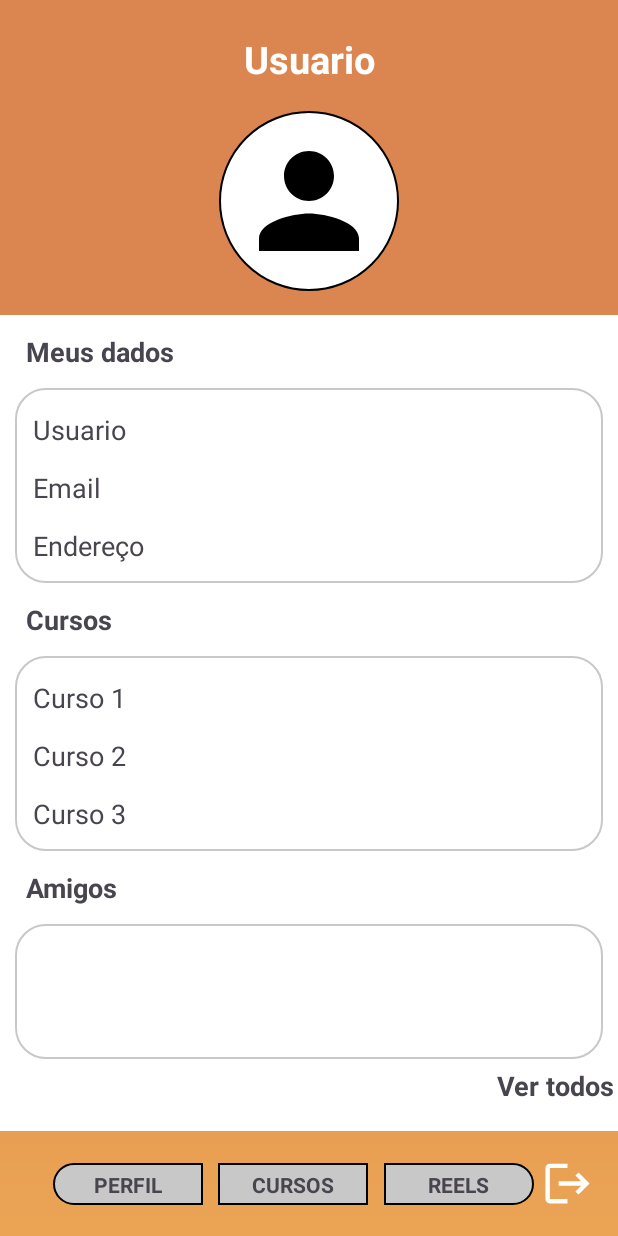
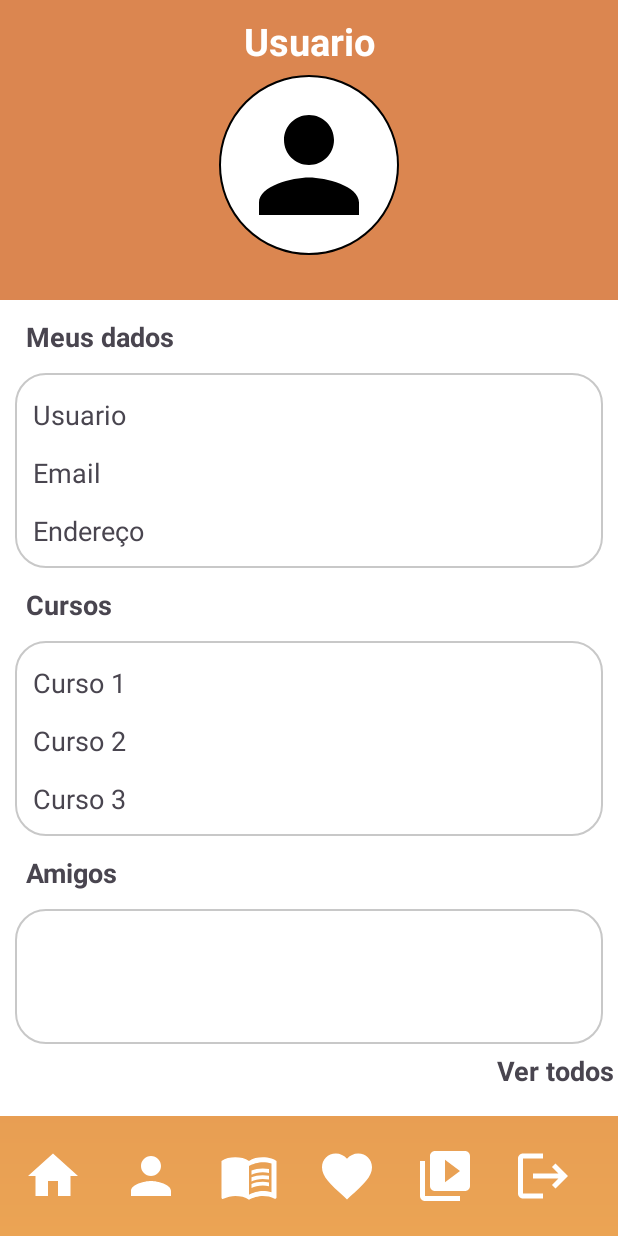
Before and after one commit to DiegoFerreira1/Util_app_ESII, an Android app: the MainActivityPrincipal screen opened directly, with no data from a screen before it, on a phone screen of 412 x 824 dp. Run offline under Robolectric (Android 15) with nearby library versions, the light colour scheme and no system bars; our stand-ins replace Firebase (no records; nobody signed in at launch, a user with empty details on screens opened directly); 2 statements that could not run were skipped.

Commit message:
Modificada tela main principal

```diff
--- a/app/src/main/AndroidManifest.xml
+++ b/app/src/main/AndroidManifest.xml
@@ -12,6 +12,9 @@
         android:supportsRtl="true"
         android:theme="@style/Theme.UtilApp"
         tools:targetApi="31">
+        <activity
+            android:name=".mainCursos"
+            android:exported="false" />
         <activity
             android:name=".MainActivityPrincipal"
             android:exported="false" />
--- /dev/null
+++ b/app/src/main/res/drawable/ic_courses.xml
@@ -0,0 +1,8 @@
+<vector android:autoMirrored="true" android:height="24dp"
+    android:tint="#FFFFFF" android:viewportHeight="24"
+    android:viewportWidth="24" android:width="24dp" xmlns:android="http://schemas.android.com/apk/res/android">
+    <path android:fillColor="@android:color/white" android:pathData="M21,5c-1.11,-0.35 -2.33,-0.5 -3.5,-0.5c-1.95,0 -4.05,0.4 -5.5,1.5c-1.45,-1.1 -3.55,-1.5 -5.5,-1.5S2.45,4.9 1,6v14.65c0,0.25 0.25,0.5 0.5,0.5c0.1,0 0.15,-0.05 0.25,-0.05C3.1,20.45 5.05,20 6.5,20c1.95,0 4.05,0.4 5.5,1.5c1.35,-0.85 3.8,-1.5 5.5,-1.5c1.65,0 3.35,0.3 4.75,1.05c0.1,0.05 0.15,0.05 0.25,0.05c0.25,0 0.5,-0.25 0.5,-0.5V6C22.4,5.55 21.75,5.25 21,5zM21,18.5c-1.1,-0.35 -2.3,-0.5 -3.5,-0.5c-1.7,0 -4.15,0.65 -5.5,1.5V8c1.35,-0.85 3.8,-1.5 5.5,-1.5c1.2,0 2.4,0.15 3.5,0.5V18.5z"/>
+    <path android:fillColor="@android:color/white" android:pathData="M17.5,10.5c0.88,0 1.73,0.09 2.5,0.26V9.24C19.21,9.09 18.36,9 17.5,9c-1.7,0 -3.24,0.29 -4.5,0.83v1.66C14.13,10.85 15.7,10.5 17.5,10.5z"/>
+    <path android:fillColor="@android:color/white" android:pathData="M13,12.49v1.66c1.13,-0.64 2.7,-0.99 4.5,-0.99c0.88,0 1.73,0.09 2.5,0.26V11.9c-0.79,-0.15 -1.64,-0.24 -2.5,-0.24C15.8,11.66 14.26,11.96 13,12.49z"/>
+    <path android:fillColor="@android:color/white" android:pathData="M17.5,14.33c-1.7,0 -3.24,0.29 -4.5,0.83v1.66c1.13,-0.64 2.7,-0.99 4.5,-0.99c0.88,0 1.73,0.09 2.5,0.26v-1.52C19.21,14.41 18.36,14.33 17.5,14.33z"/>
+</vector>
--- /dev/null
+++ b/app/src/main/res/drawable/ic_favorite.xml
@@ -0,0 +1,5 @@
+<vector android:height="24dp" android:tint="#FFFFFF"
+    android:viewportHeight="24" android:viewportWidth="24"
+    android:width="24dp" xmlns:android="http://schemas.android.com/apk/res/android">
+    <path android:fillColor="@android:color/white" android:pathData="M12,21.35l-1.45,-1.32C5.4,15.36 2,12.28 2,8.5 2,5.42 4.42,3 7.5,3c1.74,0 3.41,0.81 4.5,2.09C13.09,3.81 14.76,3 16.5,3 19.58,3 22,5.42 22,8.5c0,3.78 -3.4,6.86 -8.55,11.54L12,21.35z"/>
+</vector>
--- /dev/null
+++ b/app/src/main/res/drawable/ic_home.xml
@@ -0,0 +1,5 @@
+<vector android:height="24dp" android:tint="#FFFFFF"
+    android:viewportHeight="24" android:viewportWidth="24"
+    android:width="24dp" xmlns:android="http://schemas.android.com/apk/res/android">
+    <path android:fillColor="@android:color/white" android:pathData="M10,20v-6h4v6h5v-8h3L12,3 2,12h3v8z"/>
+</vector>
--- /dev/null
+++ b/app/src/main/res/drawable/ic_reels.xml
@@ -0,0 +1,5 @@
+<vector android:height="24dp" android:tint="#FFFFFF"
+    android:viewportHeight="24" android:viewportWidth="24"
+    android:width="24dp" xmlns:android="http://schemas.android.com/apk/res/android">
+    <path android:fillColor="@android:color/white" android:pathData="M4,6L2,6v14c0,1.1 0.9,2 2,2h14v-2L4,20L4,6zM20,2L8,2c-1.1,0 -2,0.9 -2,2v12c0,1.1 0.9,2 2,2h12c1.1,0 2,-0.9 2,-2L22,4c0,-1.1 -0.9,-2 -2,-2zM12,14.5v-9l6,4.5 -6,4.5z"/>
+</vector>
--- /dev/null
+++ b/app/src/main/res/drawable/ic_user.xml
@@ -0,0 +1,5 @@
+<vector android:height="24dp" android:tint="#FFFFFF"
+    android:viewportHeight="24" android:viewportWidth="24"
+    android:width="24dp" xmlns:android="http://schemas.android.com/apk/res/android">
+    <path android:fillColor="@android:color/white" android:pathData="M12,12c2.21,0 4,-1.79 4,-4s-1.79,-4 -4,-4 -4,1.79 -4,4 1.79,4 4,4zM12,14c-2.67,0 -8,1.34 -8,4v2h16v-2c0,-2.66 -5.33,-4 -8,-4z"/>
+</vector>
--- a/app/src/main/res/layout/activity_main_principal.xml
+++ b/app/src/main/res/layout/activity_main_principal.xml
@@ -1,5 +1,4 @@
 <?xml version="1.0" encoding="utf-8"?>
-
 <androidx.core.widget.NestedScrollView xmlns:android="http://schemas.android.com/apk/res/android"
     xmlns:app="http://schemas.android.com/apk/res-auto"
     xmlns:tools="http://schemas.android.com/tools"
@@ -10,7 +9,7 @@
 
     <androidx.constraintlayout.widget.ConstraintLayout
         android:layout_width="match_parent"
-        android:layout_height="match_parent"
+        android:layout_height="wrap_content"
         android:background="@drawable/background"
         tools:context=".MainActivity">
 
@@ -18,12 +17,11 @@
             android:id="@+id/text_user"
             android:layout_width="wrap_content"
             android:layout_height="wrap_content"
-            android:padding="2dp"
             android:text="@string/usuario"
             android:textSize="25sp"
             android:textColor="@color/white"
             android:textStyle="bold"
-            android:layout_marginTop="20dp"
+            android:layout_marginTop="10dp"
             app:layout_constraintEnd_toEndOf="parent"
             app:layout_constraintStart_toStartOf="parent"
             app:layout_constraintTop_toTopOf="parent" />
@@ -33,7 +31,7 @@
         <View
             android:id="@+id/id_view_foto"
             style="@style/Container_foto"
-            android:layout_marginTop="15dp"
+            android:layout_marginTop="5dp"
             app:layout_constraintEnd_toEndOf="parent"
             app:layout_constraintStart_toStartOf="parent"
             app:layout_constraintTop_toBottomOf="@id/text_user" />
@@ -48,18 +46,16 @@
             android:src="@drawable/ic_person"
             />
 
-
-
         <!---View Principal-->
 
         <View
             android:id="@+id/id_view_principal"
             style="@style/Container_principal"
-            android:layout_marginBottom="70dp"
+            android:layout_marginBottom="60dp"
+            android:layout_marginTop="10dp"
             app:layout_constraintBottom_toBottomOf="parent"
-            app:layout_constraintEnd_toEndOf="parent"
-            app:layout_constraintHorizontal_bias="0.0"
-            app:layout_constraintStart_toStartOf="parent" />
+            app:layout_constraintStart_toStartOf="parent"
+            app:layout_constraintTop_toBottomOf="@id/id_view_foto" />
 
         <TextView
             android:id="@+id/text_dados"
@@ -234,84 +230,84 @@
 
         <!---Menu de views-->
 
-        <View
-            android:id="@+id/id_view_left"
-            style="@style/Container_left"
-            android:layout_marginStart="30dp"
+        <ImageView
+            android:id="@+id/id_button_home"
+            android:layout_width="40dp"
+            android:layout_height="40dp"
+            android:layout_marginStart="15dp"
+            android:layout_marginTop="10dp"
+            android:layout_marginBottom="10dp"
+            android:src="@drawable/ic_home"
             app:layout_constraintBottom_toBottomOf="parent"
-            app:layout_constraintEnd_toStartOf="@+id/id_view_center"
-            app:layout_constraintHorizontal_bias="0.5"
             app:layout_constraintStart_toStartOf="parent"
-            app:layout_constraintTop_toBottomOf="@id/id_view_principal" />
+            app:layout_constraintTop_toBottomOf="@+id/id_view_principal" />
 
+        <ImageView
+            android:id="@+id/id_button_profile"
+            android:layout_width="40dp"
+            android:layout_height="40dp"
+            android:layout_marginStart="25dp"
+            android:layout_marginTop="10dp"
+            android:layout_marginBottom="10dp"
+            android:src="@drawable/ic_user"
+            app:layout_constraintTop_toBottomOf="@+id/id_view_principal"
+            app:layout_constraintStart_toEndOf="@id/id_button_home"
+            app:layout_constraintBottom_toBottomOf="parent"
+            />
 
-        <View
-            android:id="@+id/id_view_center"
-            style="@style/Container_center"
-            android:layout_marginStart="5dp"
+        <ImageView
+            android:id="@+id/id_button_courses"
+            android:layout_width="40dp"
+            android:layout_height="40dp"
+            android:layout_marginStart="25dp"
+            android:layout_marginTop="10dp"
+            android:layout_marginBottom="10dp"
+            android:src="@drawable/ic_courses"
+            app:layout_constraintTop_toBottomOf="@+id/id_view_principal"
+            app:layout_constraintStart_toEndOf="@id/id_button_profile"
             app:layout_constraintBottom_toBottomOf="parent"
-            app:layout_constraintEnd_toStartOf="@+id/id_view_right"
-            app:layout_constraintHorizontal_bias="0.5"
-            app:layout_constraintStart_toEndOf="@+id/id_view_left"
-            app:layout_constraintTop_toBottomOf="@id/id_view_principal" />
+            />
 
-        <View
-            android:id="@+id/id_view_right"
-            style="@style/Container_right"
-            android:layout_marginStart="5dp"
+        <ImageView
+            android:id="@+id/id_button_favorite"
+            android:layout_width="40dp"
+            android:layout_height="40dp"
+            android:layout_marginStart="25dp"
+            android:layout_marginTop="10dp"
+            android:layout_marginBottom="10dp"
+            android:src="@drawable/ic_favorite"
+            app:layout_constraintTop_toBottomOf="@+id/id_view_principal"
+            app:layout_constraintStart_toEndOf="@id/id_button_courses"
             app:layout_constraintBottom_toBottomOf="parent"
-            app:layout_constraintEnd_toStartOf="@+id/id_button_logout"
-            app:layout_constraintHorizontal_bias="0.5"
-            app:layout_constraintStart_toEndOf="@+id/id_view_center"
-            app:layout_constraintTop_toBottomOf="@id/id_view_principal" />
-
+            />
+        <ImageView
+            android:id="@+id/id_button_reels"
+            android:layout_width="40dp"
+            android:layout_height="40dp"
+            android:layout_marginStart="25dp"
+            android:layout_marginTop="10dp"
+            android:layout_marginBottom="10dp"
+            android:src="@drawable/ic_reels"
+            app:layout_constraintTop_toBottomOf="@+id/id_view_principal"
+            app:layout_constraintStart_toEndOf="@id/id_button_favorite"
+            app:layout_constraintBottom_toBottomOf="parent"
+            />
 
         <ImageView
             android:id="@+id/id_button_logout"
-            android:layout_width="35dp"
-            android:layout_height="35dp"
-            android:layout_marginBottom="17dp"
+            android:layout_width="40dp"
+            android:layout_height="40dp"
+            android:layout_marginStart="25dp"
+            android:layout_marginTop="10dp"
+            android:layout_marginBottom="10dp"
             android:src="@drawable/ic_sair"
+            app:layout_constraintTop_toBottomOf="@+id/id_view_principal"
+            app:layout_constraintStart_toEndOf="@id/id_button_reels"
             app:layout_constraintBottom_toBottomOf="parent"
-            app:layout_constraintEnd_toEndOf="parent"
-            app:layout_constraintHorizontal_bias="0.957"
-            app:layout_constraintStart_toStartOf="parent" />
 
-        <TextView
-            android:id="@+id/textView2"
-            android:layout_width="wrap_content"
-            android:layout_height="wrap_content"
-            android:padding="2dp"
-            android:text="@string/perfil"
-            android:textStyle="bold"
-            app:layout_constraintBottom_toBottomOf="@+id/id_view_left"
-            app:layout_constraintEnd_toEndOf="@+id/id_view_left"
-            app:layout_constraintStart_toStartOf="@+id/id_view_left"
-            app:layout_constraintTop_toTopOf="@+id/id_view_left" />
+            />
 
-        <TextView
-            android:id="@+id/textView3"
-            android:layout_width="wrap_content"
-            android:layout_height="wrap_content"
-            android:padding="2dp"
-            android:text="@string/cursos"
-            android:textStyle="bold"
-            app:layout_constraintBottom_toBottomOf="@+id/id_view_center"
-            app:layout_constraintEnd_toEndOf="@+id/id_view_center"
-            app:layout_constraintStart_toStartOf="@+id/id_view_center"
-            app:layout_constraintTop_toTopOf="@+id/id_view_center" />
 
-        <TextView
-            android:id="@+id/textView4"
-            android:layout_width="wrap_content"
-            android:layout_height="wrap_content"
-            android:padding="2dp"
-            android:text="@string/reels"
-            android:textStyle="bold"
-            app:layout_constraintBottom_toBottomOf="@+id/id_view_right"
-            app:layout_constraintEnd_toEndOf="@+id/id_view_right"
-            app:layout_constraintStart_toStartOf="@+id/id_view_right"
-            app:layout_constraintTop_toTopOf="@+id/id_view_right" />
 
 
     </androidx.constraintlayout.widget.ConstraintLayout>
```
Also changed, not shown: app/src/main/java/com/example/utilapp/MainActivityPrincipal.java (+8 -0 lines), app/src/main/java/com/example/utilapp/mainCursos.java (added, +14 -0 lines), app/src/main/res/drawable/design.xml (added, +18 -0 lines), app/src/main/res/layout/activity_main_cursos.xml (added, +62 -0 lines), app/src/main/res/drawable/ic_sair.xml (line endings or trailing spaces).
